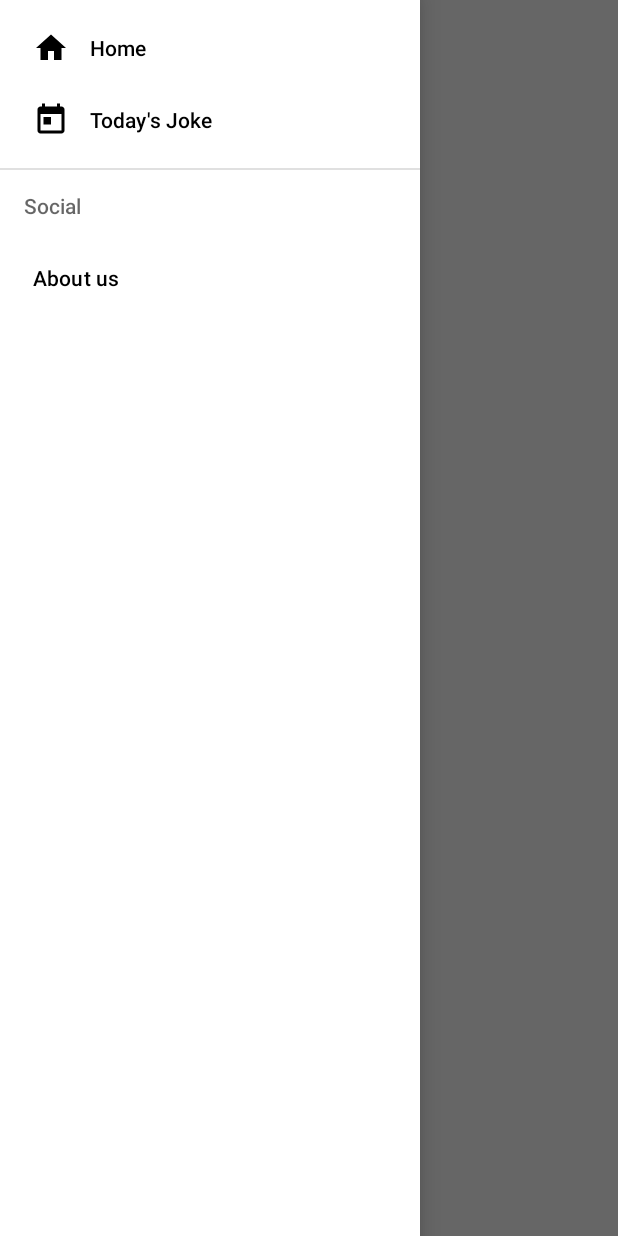
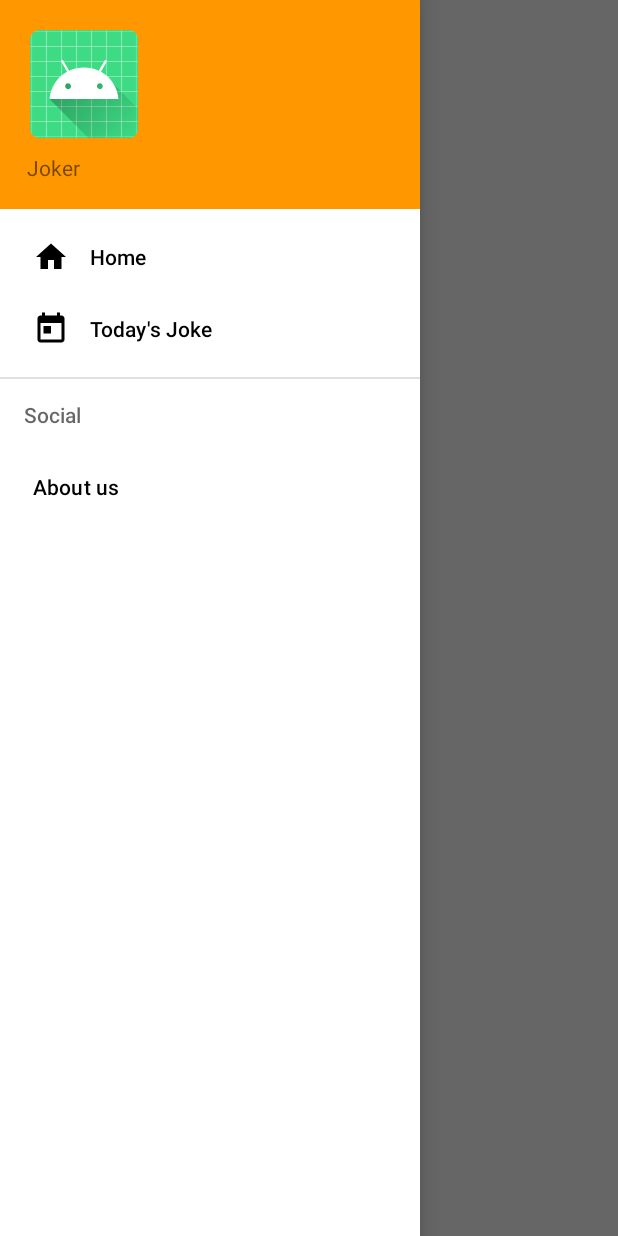
Before and after one commit to aladinjunior/joker, an Android app: the screen it shows after launch (MainActivity), with the side drawer open, on a phone screen of 412 x 824 dp. Run offline under Robolectric (Android 15) with nearby library versions, the phone set to English and light mode, and no system bars.

Commit message:
dimens values created

```diff
--- a/app/src/main/res/layout/activity_main.xml
+++ b/app/src/main/res/layout/activity_main.xml
@@ -18,6 +18,7 @@
         app:layout_constraintTop_toTopOf="parent" />
 
     <com.google.android.material.navigation.NavigationView
+        app:headerLayout="@layout/navigation_header"
         android:id="@+id/nav_view"
         android:layout_gravity="start"
         app:menu="@menu/main_drawer_navigation"
--- /dev/null
+++ b/app/src/main/res/layout/navigation_header.xml
@@ -0,0 +1,31 @@
+<?xml version="1.0" encoding="utf-8"?>
+<LinearLayout xmlns:android="http://schemas.android.com/apk/res/android"
+    android:layout_width="match_parent"
+    android:layout_height="wrap_content"
+    android:orientation="vertical"
+    android:background="@color/orange_500">
+
+    <ImageView
+        android:layout_width="wrap_content"
+        android:layout_height="wrap_content"
+        android:src="@mipmap/ic_launcher_round"
+        android:layout_marginTop="@dimen/icon_header_default_space"
+        android:layout_marginStart="@dimen/icon_header_default_space"/>
+
+
+    <TextView
+        android:layout_width="match_parent"
+        android:layout_height="wrap_content"
+        android:text="@string/app_name"
+        android:layout_marginBottom="@dimen/label_header_default_space"
+        android:layout_marginStart="@dimen/label_header_default_space"
+        android:layout_marginTop="@dimen/label_header_vertical_space"/>
+
+
+
+
+
+
+
+
+</LinearLayout>
--- /dev/null
+++ b/app/src/main/res/values/dimens.xml
@@ -0,0 +1,9 @@
+<?xml version="1.0" encoding="utf-8"?>
+<resources>
+
+    <dimen name="icon_header_default_space">20dp</dimen>
+    <dimen name="label_header_default_space">18dp</dimen>
+    <dimen name="label_header_vertical_space">10dp</dimen>
+
+
+</resources>
```
